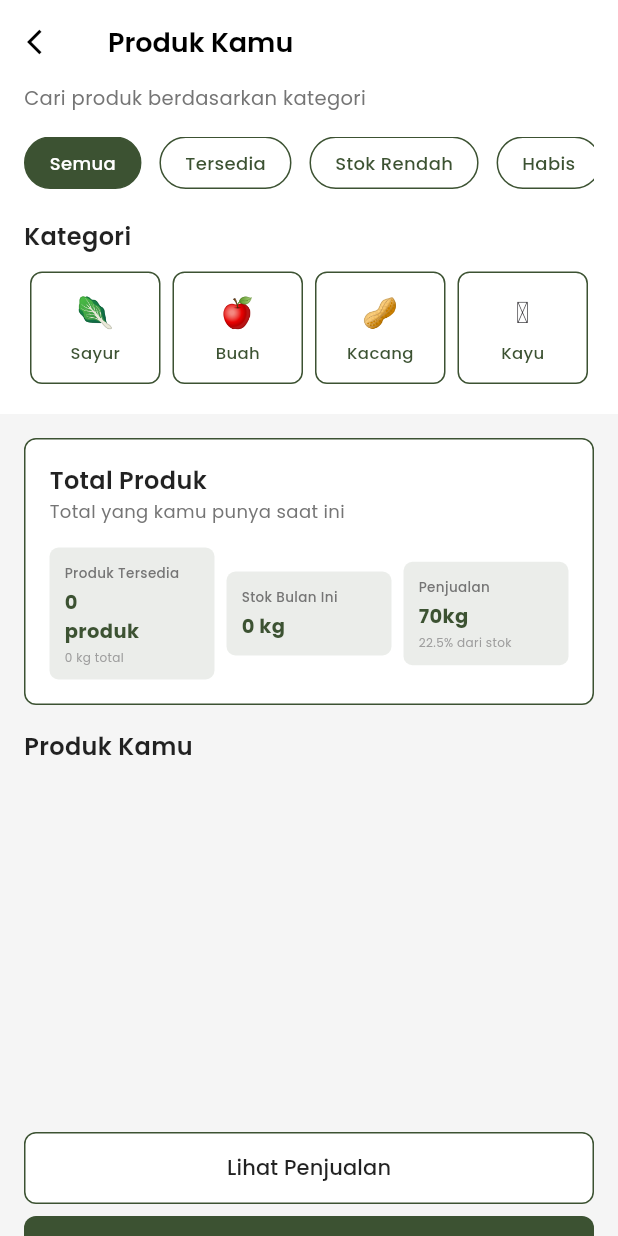
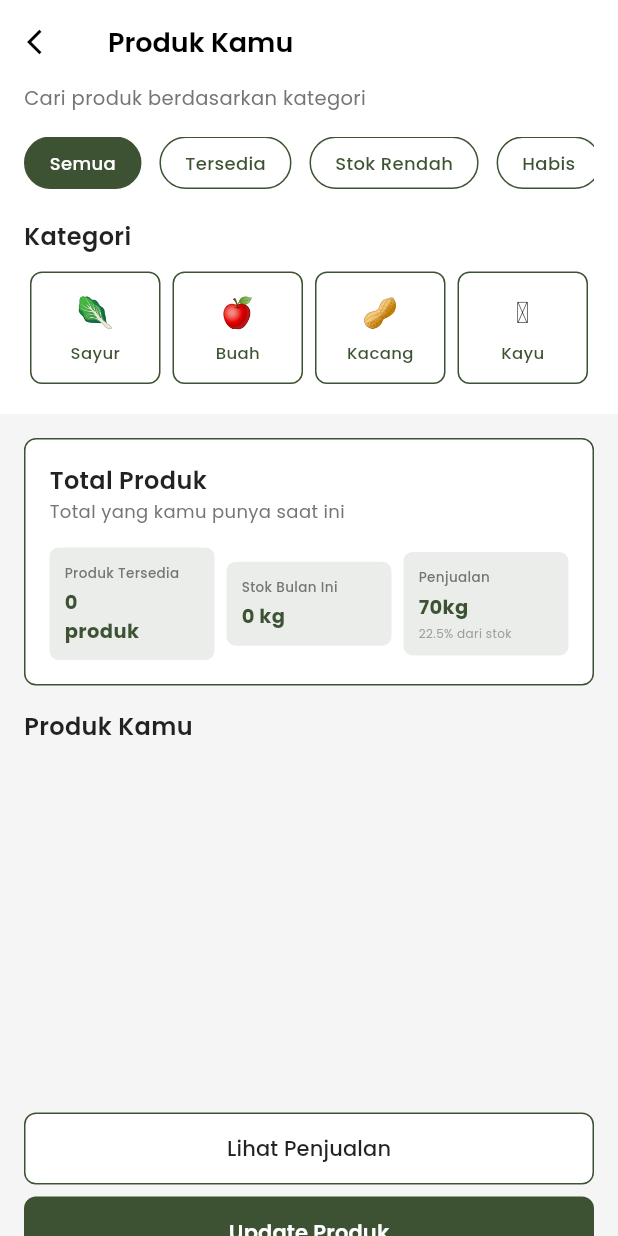
Before and after one commit to amertawolj/PRD_PANENIN, a Flutter app: the ProductDashboardScreen screen opened directly, on a phone screen of 412 x 824 dp. Run offline on Flutter 3.47's test engine with Material 3 defaults, Android fonts, the phone set to English and light mode, and no system bars; our stand-ins replace camera, iconsax, image_picker, supabase_flutter; accounts and stored records are empty.

Commit message:
fix interface

```diff
--- a/lib/features/toko/product_dashboard_screen.dart
+++ b/lib/features/toko/product_dashboard_screen.dart
@@ -250,7 +250,7 @@ class _ProductDashboardScreenState extends State<ProductDashboardScreen> {
                         child: _buildStatCard(
                           'Produk Tersedia',
                           '$availableProductsCount\nproduk',
-                          '${totalStockKg.toInt()} kg total',
+                          '',
                           Color(0xFF3C5232),
                         ),
                       ),
--- a/pubspec.yaml
+++ b/pubspec.yaml
@@ -22,7 +22,7 @@ dependencies:
   path: ^1.8.3  # For path operations
   supabase_flutter: ^2.9.0
   image_picker: ^0.8.7+4  # for image handling
-
+  intl: ^0.18.1
 
 # Packages Ends
 
```
Also changed, not shown: pubspec.lock.
